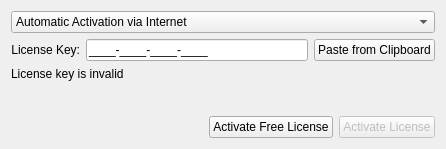
Before: the Qt Designer form client/src/ui/widgets/settings/license_widget.ui in networkoptix/nx_open, drawn with Qt 5.
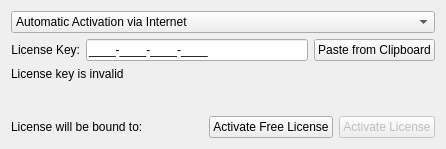
After: the same form once the commit is applied. Custom widgets are drawn as their Qt base class.

Commit message:
(Issue #4206) :  Highlight for the current server
<==== Mercurial data ====>
Branch: master

Diff of the .ui file:
```diff
--- a/client/src/ui/widgets/settings/license_widget.ui
+++ b/client/src/ui/widgets/settings/license_widget.ui
@@ -198,6 +198,13 @@
    </item>
    <item>
     <layout class="QHBoxLayout" name="horizontalLayout">
+     <item>
+      <widget class="QLabel" name="boundToLabel">
+       <property name="text">
+        <string>License will be bound to:</string>
+       </property>
+      </widget>
+     </item>
      <item>
       <widget class="QLabel" name="serverIconLabel"/>
      </item>
```
